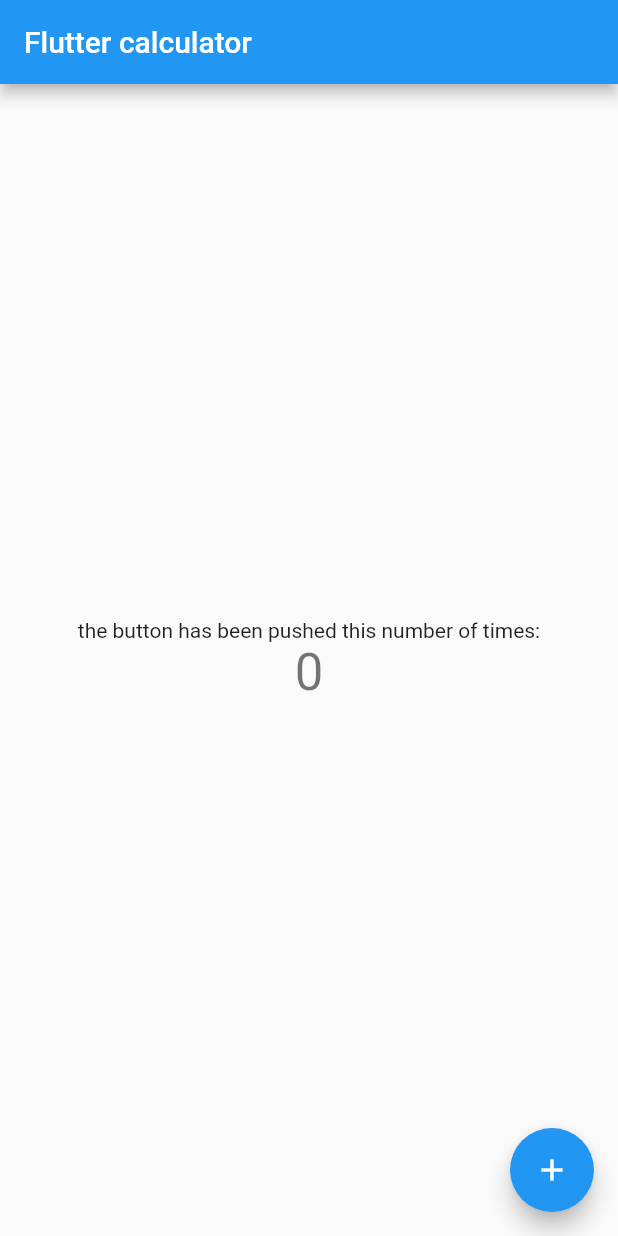
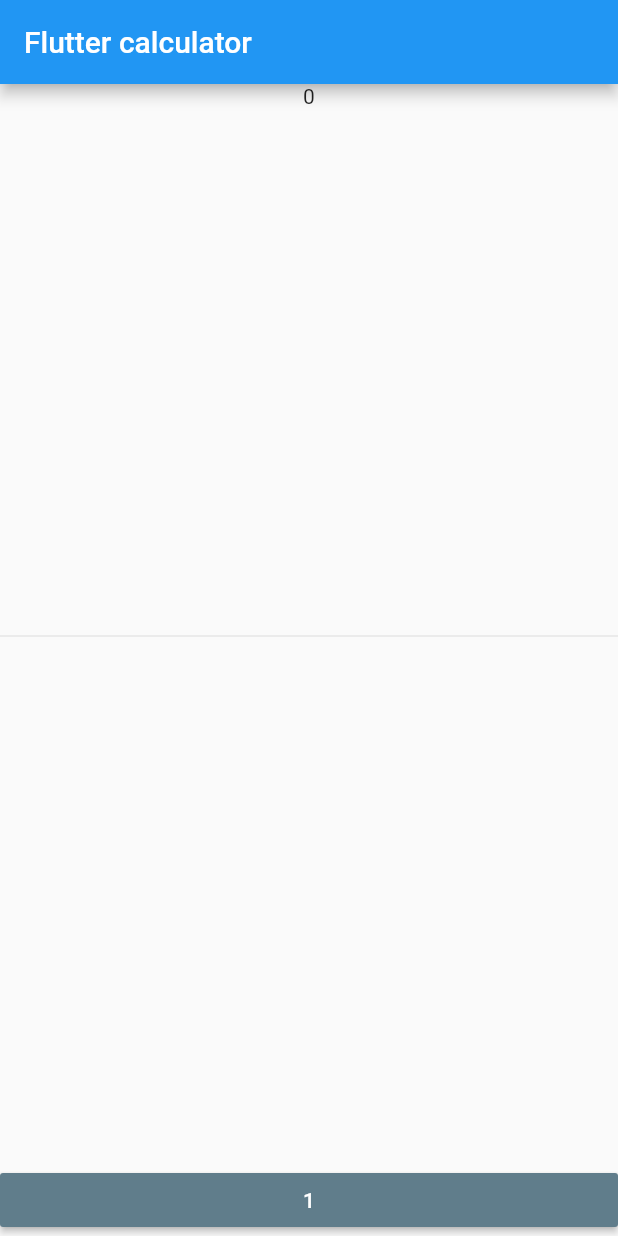
Before and after one commit to fahimulshimul/flutter_calculator, a Flutter app: the screen it shows after launch, on a phone screen of 412 x 824 dp. Run offline on Flutter 3.47's test engine with Material 2 defaults, Android fonts, the phone set to English and light mode, and no system bars.

Commit message:
add container

```diff
--- a/lib/main.dart
+++ b/lib/main.dart
@@ -19,6 +19,7 @@ class MyApp extends StatelessWidget {
 
 class MyHomePage extends StatefulWidget {
   MyHomePage({Key key, this.title}) : super(key: key);
+
   final String title;
 
   @override
@@ -26,38 +27,33 @@ class MyHomePage extends StatefulWidget {
 }
 
 class _MyHomePageState extends State<MyHomePage> {
-  int _counter = 0;
-
-  void _incrementCounter() {
-    setState(() {
-      _counter++;
-    });
-  }
-
   @override
   Widget build(BuildContext context) {
     return Scaffold(
       appBar: AppBar(
         title: Text(widget.title),
       ),
-      body: Center(
-        child: Column(
-          mainAxisAlignment: MainAxisAlignment.center,
+      body: new Container(
+        child: new Column(
           children: <Widget>[
-            Text(
-              'the button has been pushed this number of times:',
+            new Text("0"),
+            new Expanded(
+              child: new Divider(),
             ),
-            Text(
-              '$_counter',
-              style: Theme.of(context).textTheme.headline4,
-            ),
+            new Row(
+              children: [
+                new Expanded(
+                  child: new MaterialButton(
+                    child: new Text("1"),
+                    onPressed: () => {},
+                    color: Colors.blueGrey,
+                    textColor: Colors.white,
+                  ),
+                ),
+              ],
+            )
           ],
         ),
-      ),
-      floatingActionButton: FloatingActionButton(
-        onPressed: _incrementCounter,
-        tooltip: 'Increment',
-        child: Icon(Icons.add),
       ),
     );
   }
```
